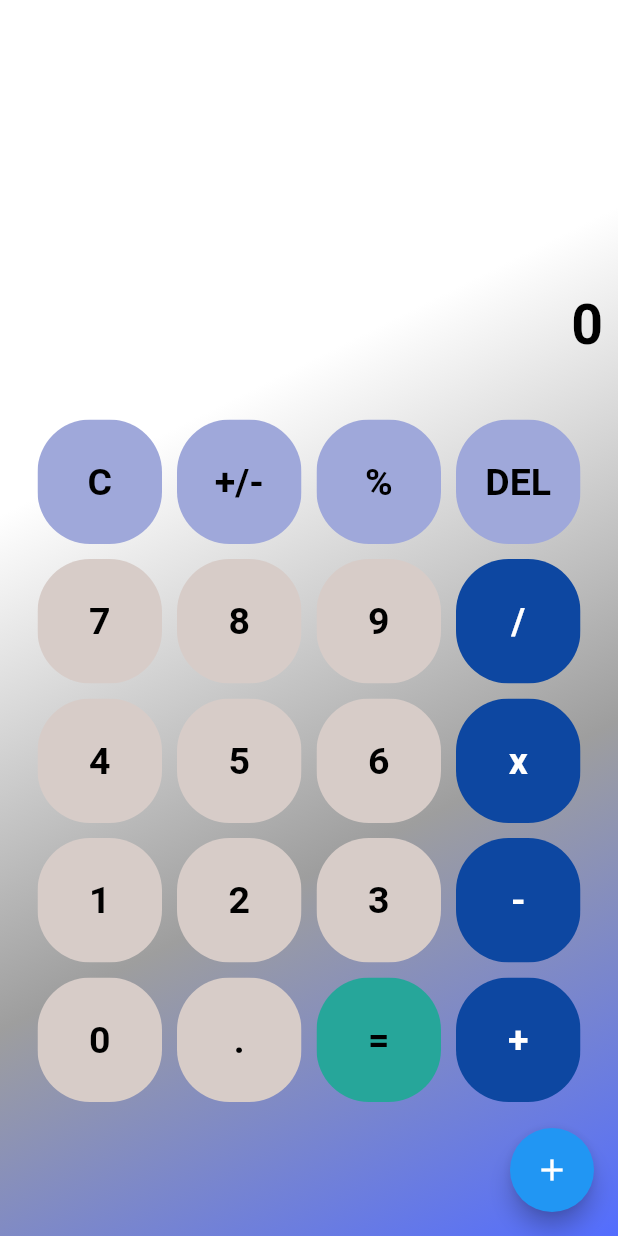
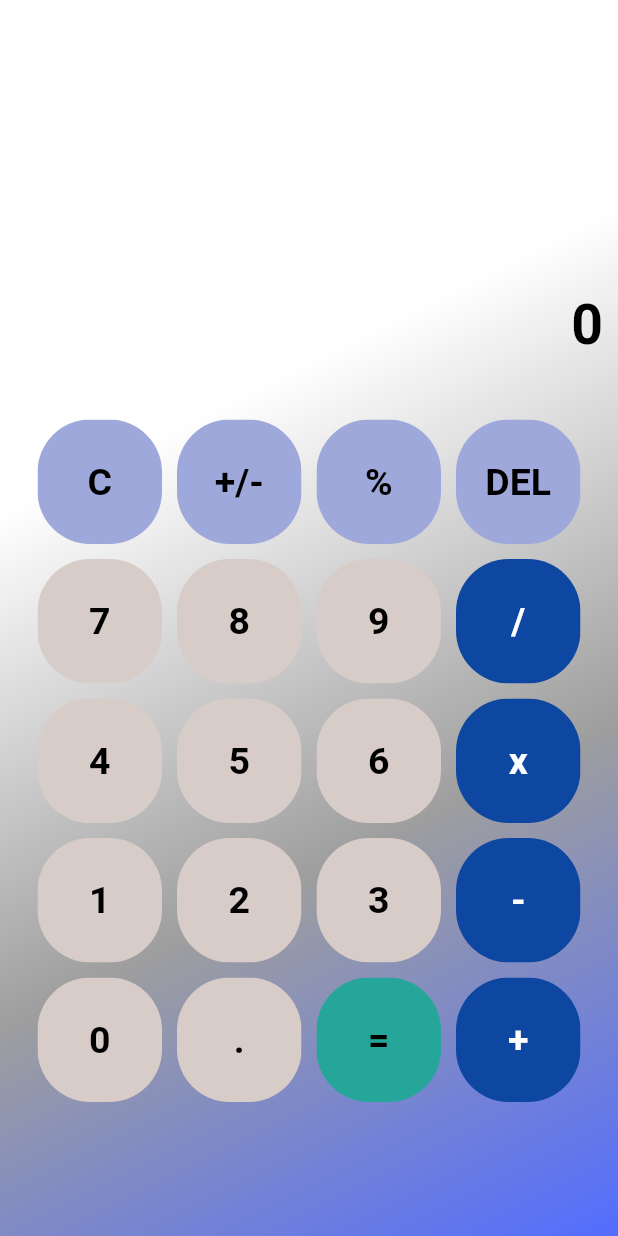
Before and after one commit to priscilha/calculadora, a Flutter app: the screen it shows after launch, on a phone screen of 412 x 824 dp. Run offline on Flutter 3.47's test engine with Material 2 defaults, Android fonts, the phone set to English and light mode, and no system bars; our stand-ins replace math_expressions.

Commit message:
Calculadora customizada finalizada

```diff
--- a/calculadora/lib/main.dart
+++ b/calculadora/lib/main.dart
@@ -203,11 +203,6 @@ class _HomeState extends State<Home> {
             )
           ],
         ),
-        floatingActionButton: FloatingActionButton(
-          onPressed: _changeTheme,
-          tooltip: 'Increment',
-          child: const Icon(Icons.add),
-        ),
       ),
     );
   }
```
